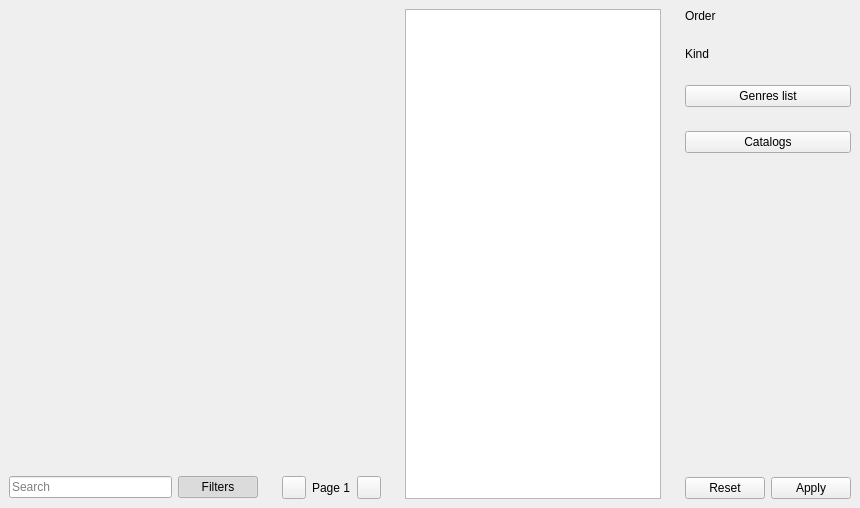
This is data/ui/widgets/facial.ui in brandonzorn/Nlight as Qt 5 draws it before an edit. The edited form follows.
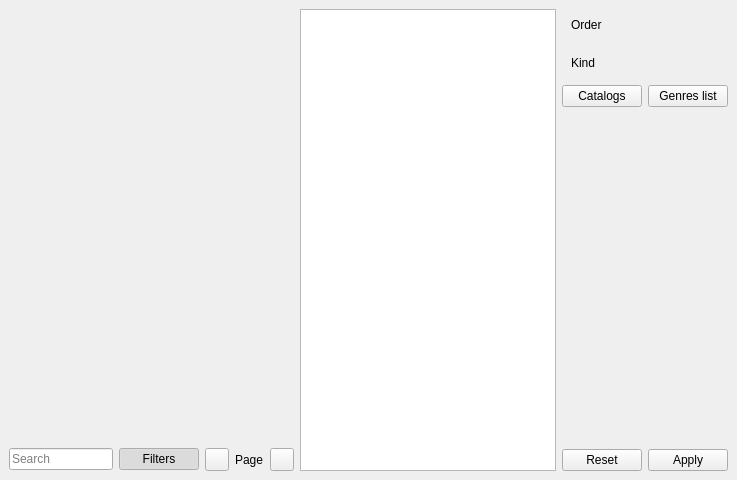
This is the edited form. Custom widgets are drawn as their Qt base class.

Commit message: feat: update main page

Diff of the .ui file:
```diff
--- a/data/ui/widgets/facial.ui
+++ b/data/ui/widgets/facial.ui
@@ -1,13 +1,13 @@
 <?xml version="1.0" encoding="UTF-8"?>
 <ui version="4.0">
- <class>Form</class>
- <widget class="QWidget" name="Form">
+ <class>MainPage</class>
+ <widget class="QWidget" name="MainPage">
   <property name="geometry">
    <rect>
     <x>0</x>
     <y>0</y>
-    <width>860</width>
-    <height>508</height>
+    <width>737</width>
+    <height>480</height>
    </rect>
   </property>
   <property name="locale">
@@ -15,32 +15,56 @@
   </property>
   <layout class="QHBoxLayout" name="horizontalLayout_5">
    <property name="leftMargin">
-    <number>0</number>
+    <number>9</number>
    </property>
    <property name="topMargin">
-    <number>0</number>
+    <number>9</number>
    </property>
    <property name="rightMargin">
-    <number>0</number>
+    <number>9</number>
    </property>
    <property name="bottomMargin">
-    <number>0</number>
+    <number>9</number>
    </property>
    <item>
     <layout class="QVBoxLayout" name="search">
+     <property name="leftMargin">
+      <number>0</number>
+     </property>
+     <property name="topMargin">
+      <number>0</number>
+     </property>
+     <property name="bottomMargin">
+      <number>0</number>
+     </property>
      <item>
-      <widget class="SimpleCardWidget" name="items_frame">
+      <widget class="QWidget" name="itemsWidget" native="true">
        <property name="sizePolicy">
         <sizepolicy hsizetype="Expanding" vsizetype="Expanding">
          <horstretch>0</horstretch>
          <verstretch>0</verstretch>
         </sizepolicy>
        </property>
-       <layout class="QVBoxLayout" name="items_layout"/>
+       <layout class="QVBoxLayout" name="itemsLayout">
+        <property name="spacing">
+         <number>0</number>
+        </property>
+        <property name="leftMargin">
+         <number>0</number>
+        </property>
+        <property name="topMargin">
+         <number>0</number>
+        </property>
+        <property name="rightMargin">
+         <number>0</number>
+        </property>
+        <property name="bottomMargin">
+         <number>0</number>
+        </property>
+       </layout>
       </widget>
      </item>
      <item>
-      <widget class="QWidget" name="search_frame">
        <layout class="QHBoxLayout" name="horizontalLayout_3">
         <property name="leftMargin">
          <number>0</number>
@@ -55,8 +79,20 @@
          <number>0</number>
         </property>
         <item>
-         <widget class="SimpleCardWidget" name="text_frame">
+        <widget class="QFrame" name="text_frame">
           <layout class="QHBoxLayout" name="horizontalLayout">
+          <property name="leftMargin">
+           <number>0</number>
+          </property>
+          <property name="topMargin">
+           <number>0</number>
+          </property>
+          <property name="rightMargin">
+           <number>0</number>
+          </property>
+          <property name="bottomMargin">
+           <number>0</number>
+          </property>
            <item>
             <widget class="SearchLineEdit" name="title_line">
              <property name="placeholderText">
@@ -81,22 +117,34 @@
          </widget>
         </item>
         <item>
-         <widget class="SimpleCardWidget" name="page_frame">
+        <widget class="QFrame" name="page_frame">
           <layout class="QHBoxLayout" name="horizontalLayout_9">
+          <property name="leftMargin">
+           <number>0</number>
+          </property>
+          <property name="topMargin">
+           <number>0</number>
+          </property>
+          <property name="rightMargin">
+           <number>0</number>
+          </property>
+          <property name="bottomMargin">
+           <number>0</number>
+          </property>
            <item>
             <widget class="ToolButton" name="prev_btn">
              <property name="popupMode">
-              <enum>QToolButton::DelayedPopup</enum>
+             <enum>QToolButton::ToolButtonPopupMode::DelayedPopup</enum>
              </property>
              <property name="arrowType">
-              <enum>Qt::NoArrow</enum>
+             <enum>Qt::ArrowType::NoArrow</enum>
              </property>
             </widget>
            </item>
            <item>
             <widget class="BodyLabel" name="page_label">
              <property name="text">
-              <string>Page 1</string>
+             <string>Page</string>
              </property>
             </widget>
            </item>
@@ -107,7 +155,6 @@
          </widget>
         </item>
        </layout>
-      </widget>
      </item>
     </layout>
    </item>
@@ -133,8 +180,23 @@
        <number>0</number>
       </property>
       <item>
-       <widget class="ElevatedCardWidget" name="catalogs_frame">
+       <widget class="CardWidget" name="catalogs_frame">
         <layout class="QVBoxLayout" name="verticalLayout_4">
+         <property name="spacing">
+          <number>0</number>
+         </property>
+         <property name="leftMargin">
+          <number>0</number>
+         </property>
+         <property name="topMargin">
+          <number>0</number>
+         </property>
+         <property name="rightMargin">
+          <number>0</number>
+         </property>
+         <property name="bottomMargin">
+          <number>0</number>
+         </property>
          <item>
           <widget class="ListWidget" name="catalogs_list">
            <property name="sizePolicy">
@@ -164,7 +226,7 @@
           <number>0</number>
          </property>
          <item>
-          <widget class="SimpleCardWidget" name="orders_frame">
+          <widget class="CardWidget" name="orders_frame">
            <layout class="QVBoxLayout" name="verticalLayout">
             <item>
              <widget class="BodyLabel" name="label">
@@ -180,7 +242,7 @@
           </widget>
          </item>
          <item>
-          <widget class="SimpleCardWidget" name="kinds_frame">
+          <widget class="CardWidget" name="kinds_frame">
            <layout class="QVBoxLayout" name="verticalLayout_5">
             <item>
              <widget class="BodyLabel" name="label_2">
@@ -196,12 +258,31 @@
           </widget>
          </item>
          <item>
-          <widget class="SimpleCardWidget" name="genres_frame">
-           <layout class="QHBoxLayout" name="horizontalLayout_8">
+          <widget class="QFrame" name="moreFiltersWidget">
+           <layout class="QHBoxLayout" name="horizontalLayout_2">
+            <property name="leftMargin">
+             <number>0</number>
+            </property>
+            <property name="topMargin">
+             <number>0</number>
+            </property>
+            <property name="rightMargin">
+             <number>0</number>
+            </property>
+            <property name="bottomMargin">
+             <number>0</number>
+            </property>
+            <item>
+             <widget class="PushButton" name="catalogs_btn">
+              <property name="text">
+               <string>Catalogs</string>
+              </property>
+             </widget>
+            </item>
             <item>
              <widget class="PushButton" name="genres_btn">
               <property name="contextMenuPolicy">
-               <enum>Qt::CustomContextMenu</enum>
+               <enum>Qt::ContextMenuPolicy::CustomContextMenu</enum>
               </property>
               <property name="text">
                <string>Genres list</string>
@@ -211,23 +292,10 @@
            </layout>
           </widget>
          </item>
-         <item>
-          <widget class="SimpleCardWidget" name="filter_catalog_frame">
-           <layout class="QHBoxLayout" name="horizontalLayout_4">
-            <item>
-             <widget class="PushButton" name="catalogs_btn">
-              <property name="text">
-               <string>Catalogs</string>
-              </property>
-             </widget>
-            </item>
-           </layout>
-          </widget>
-         </item>
          <item>
           <spacer name="verticalSpacer">
            <property name="orientation">
-            <enum>Qt::Vertical</enum>
+            <enum>Qt::Orientation::Vertical</enum>
            </property>
            <property name="sizeHint" stdset="0">
             <size>
@@ -238,8 +306,20 @@
           </spacer>
          </item>
          <item>
-          <widget class="SimpleCardWidget" name="filter_actions_frame">
+          <widget class="QFrame" name="filter_actions_frame">
            <layout class="QHBoxLayout" name="horizontalLayout_7">
+            <property name="leftMargin">
+             <number>0</number>
+            </property>
+            <property name="topMargin">
+             <number>0</number>
+            </property>
+            <property name="rightMargin">
+             <number>0</number>
+            </property>
+            <property name="bottomMargin">
+             <number>0</number>
+            </property>
             <item>
              <widget class="PushButton" name="reset_btn">
               <property name="text">
@@ -266,6 +346,12 @@
   </layout>
  </widget>
  <customwidgets>
+  <customwidget>
+   <class>CardWidget</class>
+   <extends>QFrame</extends>
+   <header>qfluentwidgets</header>
+   <container>1</container>
+  </customwidget>
   <customwidget>
    <class>PushButton</class>
    <extends>QPushButton</extends>
@@ -276,24 +362,6 @@
    <extends>QToolButton</extends>
    <header>qfluentwidgets</header>
   </customwidget>
-  <customwidget>
-   <class>CardWidget</class>
-   <extends>QFrame</extends>
-   <header>qfluentwidgets</header>
-   <container>1</container>
-  </customwidget>
-  <customwidget>
-   <class>ElevatedCardWidget</class>
-   <extends>SimpleCardWidget</extends>
-   <header>qfluentwidgets</header>
-   <container>1</container>
-  </customwidget>
-  <customwidget>
-   <class>SimpleCardWidget</class>
-   <extends>CardWidget</extends>
-   <header>qfluentwidgets</header>
-   <container>1</container>
-  </customwidget>
   <customwidget>
    <class>BodyLabel</class>
    <extends>QLabel</extends>
```
Lines whose indentation alone changed are shown as unchanged. The commit also changes 2 other files.
